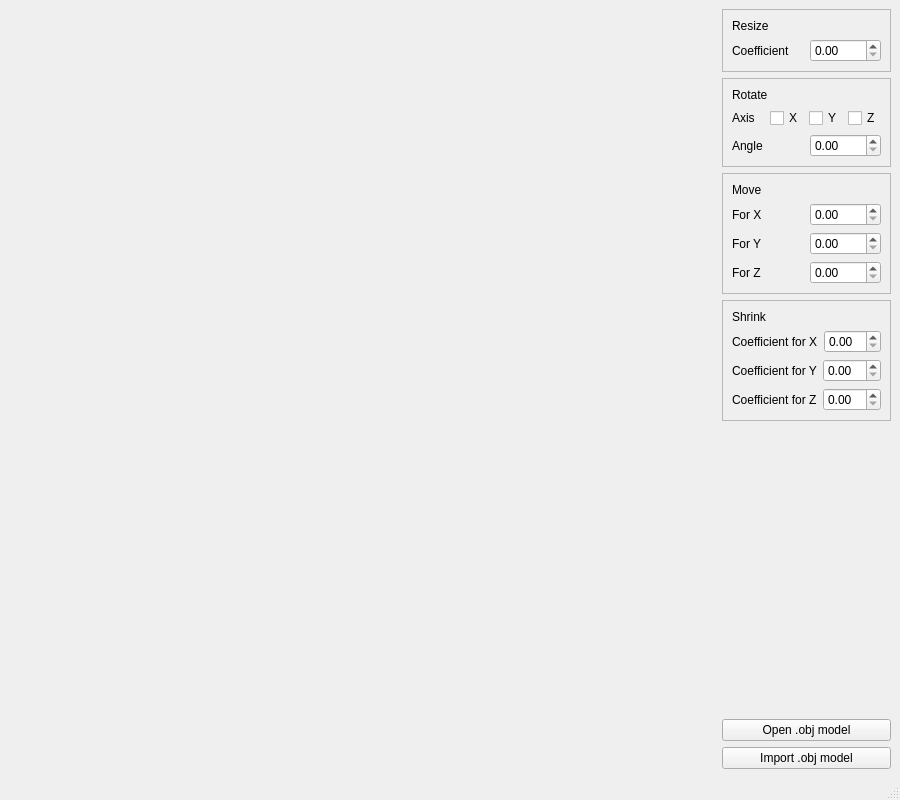
quicklybly/3d-viewer, file resources/gui/gui.ui: the form before one commit.
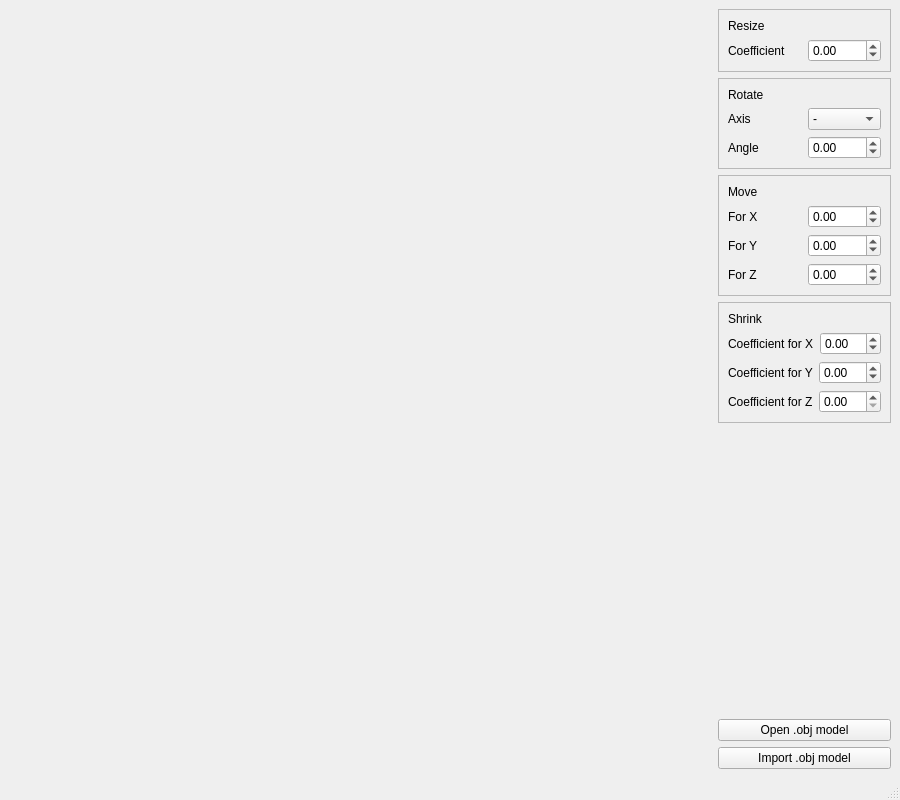
The form after the commit.

```diff
--- a/resources/gui/gui.ui
+++ b/resources/gui/gui.ui
@@ -67,7 +67,11 @@
                 </widget>
                </item>
                <item>
-                <widget class="QDoubleSpinBox" name="resize_sb"/>
+                <widget class="QDoubleSpinBox" name="resize_sb">
+                 <property name="minimum">
+                  <double>-99.989999999999995</double>
+                 </property>
+                </widget>
                </item>
               </layout>
              </item>
@@ -104,29 +108,28 @@
                 </widget>
                </item>
                <item>
-                <layout class="QHBoxLayout" name="horizontalLayout_14">
+                <widget class="QComboBox" name="axis_cb">
                  <item>
-                  <widget class="QCheckBox" name="checkBox">
+                  <property name="text">
+                   <string>-</string>
+                  </property>
+                 </item>
+                 <item>
                    <property name="text">
                     <string>X</string>
                    </property>
-                  </widget>
                  </item>
                  <item>
-                  <widget class="QCheckBox" name="checkBox_2">
                    <property name="text">
                     <string>Y</string>
                    </property>
-                  </widget>
                  </item>
                  <item>
-                  <widget class="QCheckBox" name="checkBox_3">
                    <property name="text">
                     <string>Z</string>
                    </property>
-                  </widget>
                  </item>
-                </layout>
+                </widget>
                </item>
               </layout>
              </item>
@@ -140,7 +143,11 @@
                 </widget>
                </item>
                <item>
-                <widget class="QDoubleSpinBox" name="angle_sb"/>
+                <widget class="QDoubleSpinBox" name="angle_sb">
+                 <property name="minimum">
+                  <double>-99.989999999999995</double>
+                 </property>
+                </widget>
                </item>
               </layout>
              </item>
@@ -177,7 +184,11 @@
                 </widget>
                </item>
                <item>
-                <widget class="QDoubleSpinBox" name="move_x_sb_2"/>
+                <widget class="QDoubleSpinBox" name="move_x_sb">
+                 <property name="minimum">
+                  <double>-99.989999999999995</double>
+                 </property>
+                </widget>
                </item>
               </layout>
              </item>
@@ -191,7 +202,11 @@
                 </widget>
                </item>
                <item>
-                <widget class="QDoubleSpinBox" name="move_y_sb_2"/>
+                <widget class="QDoubleSpinBox" name="move_y_sb">
+                 <property name="minimum">
+                  <double>-99.989999999999995</double>
+                 </property>
+                </widget>
                </item>
               </layout>
              </item>
@@ -205,7 +220,11 @@
                 </widget>
                </item>
                <item>
-                <widget class="QDoubleSpinBox" name="move_z_sb_2"/>
+                <widget class="QDoubleSpinBox" name="move_z_sb">
+                 <property name="minimum">
+                  <double>-99.989999999999995</double>
+                 </property>
+                </widget>
                </item>
               </layout>
              </item>
@@ -242,7 +261,11 @@
                 </widget>
                </item>
                <item>
-                <widget class="QDoubleSpinBox" name="resize_x_sb"/>
+                <widget class="QDoubleSpinBox" name="shrink_x_sb">
+                 <property name="minimum">
+                  <double>-99.989999999999995</double>
+                 </property>
+                </widget>
                </item>
               </layout>
              </item>
@@ -256,7 +279,11 @@
                 </widget>
                </item>
                <item>
-                <widget class="QDoubleSpinBox" name="resize_y_sb"/>
+                <widget class="QDoubleSpinBox" name="shrink_y_sb">
+                 <property name="minimum">
+                  <double>-99.989999999999995</double>
+                 </property>
+                </widget>
                </item>
               </layout>
              </item>
```
Left out of the diff: 4 changed lines with no effect on the pictures. Lines whose indentation alone changed are shown as unchanged.
